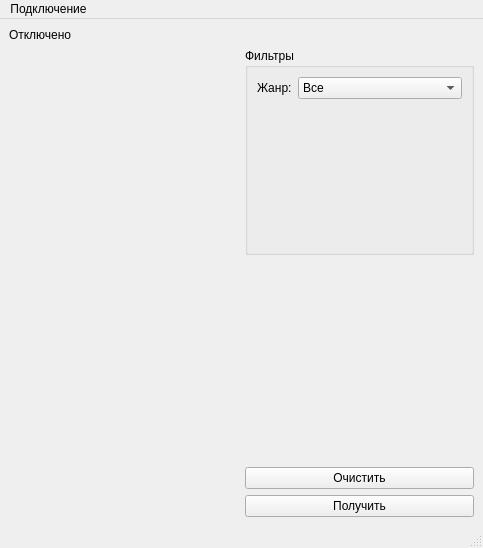
Before: the Qt Designer form DZ4/mainwindow.ui in FramklinRus/Qt_dz, drawn with Qt 5.
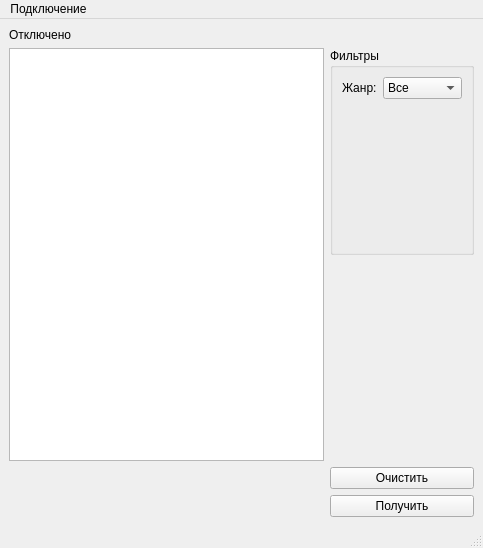
After: the same form once the commit is applied.

What changed in the file:
```diff
--- a/DZ4/mainwindow.ui
+++ b/DZ4/mainwindow.ui
@@ -118,7 +118,7 @@
      </widget>
     </item>
     <item row="1" column="0" rowspan="2">
-     <layout class="QVBoxLayout" name="verticalLayout_3"/>
+     <widget class="QTableView" name="tableView"/>
     </item>
    </layout>
   </widget>
```
Left out of the diff: 84 changed lines with no effect on the pictures.
